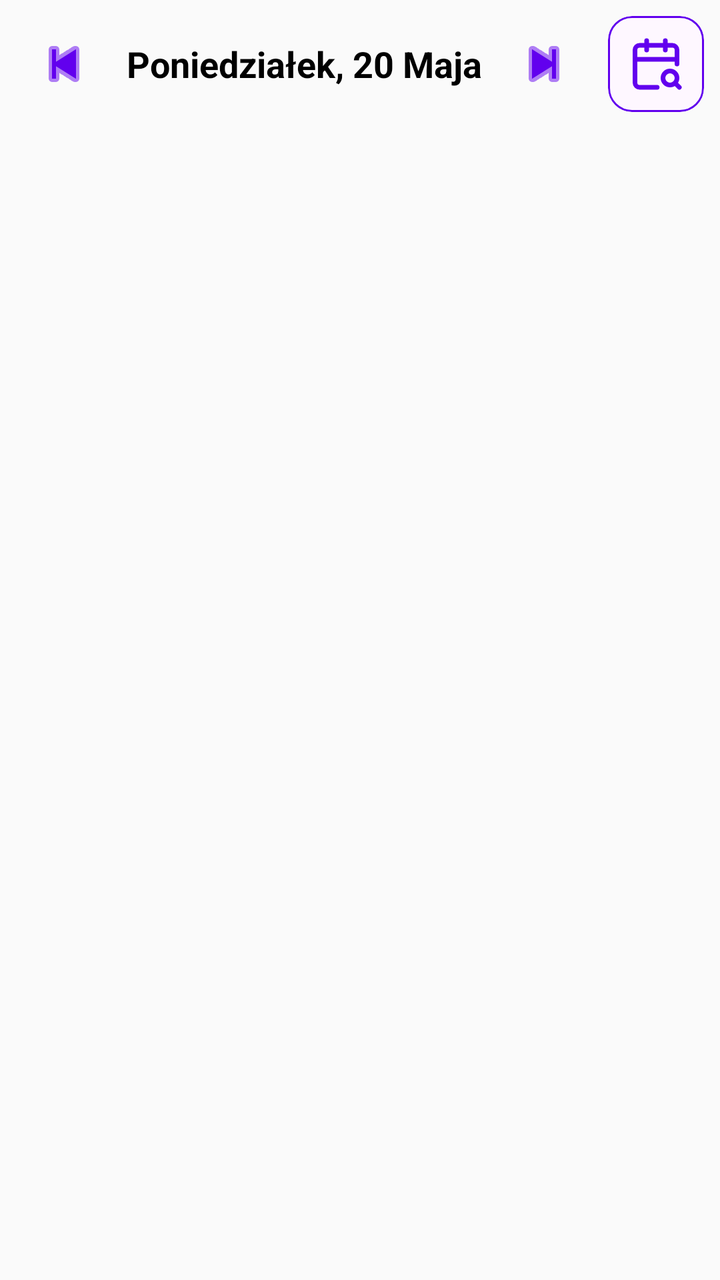
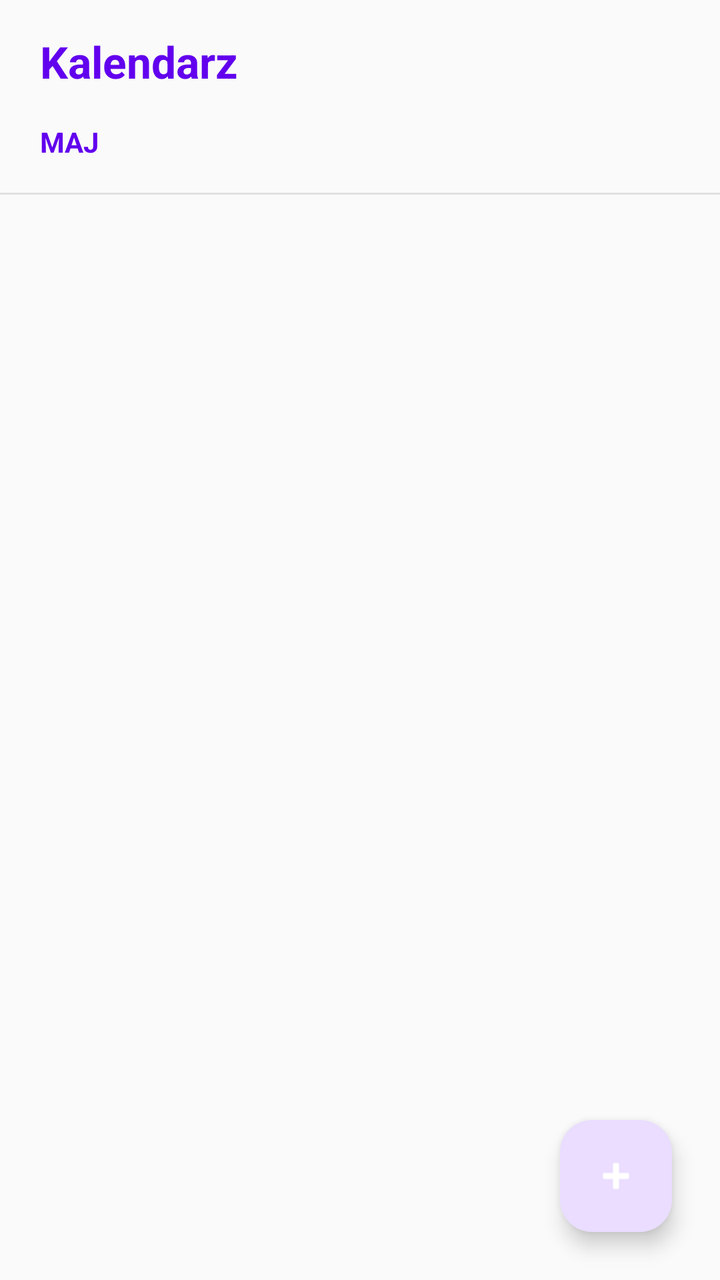

Screens rendered from an Android XML layout before and after an edit, with the pre-edit source and the edit as a unified diff.
<!-- AndroidManifest.xml: application theme Theme.SchoolSpace -->
<!-- res/layout/fragment_schedule.xml -->
<?xml version="1.0" encoding="utf-8"?>
<androidx.constraintlayout.widget.ConstraintLayout xmlns:android="http://schemas.android.com/apk/res/android"
    xmlns:app="http://schemas.android.com/apk/res-auto"
    android:layout_width="match_parent"
    android:layout_height="match_parent"
    android:background="@color/background">

    <LinearLayout
        android:id="@+id/dateNavigation"
        android:layout_width="0dp"
        android:layout_height="wrap_content"
        android:orientation="horizontal"
        android:gravity="center"
        android:padding="8dp"
        app:layout_constraintTop_toTopOf="parent"
        app:layout_constraintStart_toStartOf="parent"
        app:layout_constraintEnd_toStartOf="@id/btnReservations">

        <ImageButton
            android:id="@+id/btnPrevDay"
            android:layout_width="48dp"
            android:layout_height="48dp"
            android:background="?attr/selectableItemBackgroundBorderless"
            android:src="@android:drawable/ic_media_previous"
            app:tint="@color/primary" />

        <TextView
            android:id="@+id/txtDate"
            android:layout_width="0dp"
            android:layout_weight="1"
            android:layout_height="wrap_content"
            android:text="Poniedziałek, 20 Maja"
            android:textSize="18sp"
            android:textStyle="bold"
            android:gravity="center"
            android:textColor="@color/text_primary" />

        <ImageButton
            android:id="@+id/btnNextDay"
            android:layout_width="48dp"
            android:layout_height="48dp"
            android:background="?attr/selectableItemBackgroundBorderless"
            android:src="@android:drawable/ic_media_next"
            app:tint="@color/primary" />
    </LinearLayout>

    <com.google.android.material.card.MaterialCardView
        android:id="@+id/btnReservations"
        android:layout_width="48dp"
        android:layout_height="48dp"
        android:layout_margin="8dp"
        app:cardCornerRadius="12dp"
        app:cardElevation="0dp"
        app:strokeWidth="1dp"
        app:strokeColor="@color/primary"
        app:layout_constraintTop_toTopOf="parent"
        app:layout_constraintEnd_toEndOf="parent">
        <ImageView
            android:layout_width="match_parent"
            android:layout_height="match_parent"
            android:padding="10dp"
            android:src="@drawable/ic_calendar_class_reservation"
            app:tint="@color/primary" />
    </com.google.android.material.card.MaterialCardView>

    <FrameLayout
        android:id="@+id/scheduleContainer"
        android:layout_width="match_parent"
        android:layout_height="0dp"
        app:layout_constraintTop_toBottomOf="@id/dateNavigation"
        app:layout_constraintBottom_toBottomOf="parent">

        <androidx.core.widget.NestedScrollView
            android:id="@+id/scrollSchedule"
            android:layout_width="match_parent"
            android:layout_height="match_parent">

            <LinearLayout
                android:id="@+id/listLessons"
                android:layout_width="match_parent"
                android:layout_height="wrap_content"
                android:orientation="vertical"
                android:padding="16dp">
                
            </LinearLayout>
        </androidx.core.widget.NestedScrollView>

        <TextView
            android:id="@+id/txtEmptySchedule"
            android:layout_width="wrap_content"
            android:layout_height="wrap_content"
            android:layout_gravity="center"
            android:text="Brak planu zajęć"
            android:textSize="18sp"
            android:visibility="gone"
            android:textColor="@android:color/darker_gray" />
    </FrameLayout>
</androidx.constraintlayout.widget.ConstraintLayout>
<!-- resources referenced by this layout -->
<resources>
  <color name="background">#FFFAFAFA</color>
  <color name="primary">#6200EE</color>
  <color name="text_primary">#000000</color>
  <!-- drawable ic_calendar_class_reservation (drawable) -->
  <vector xmlns:android="http://schemas.android.com/apk/res/android"
      android:width="24dp"
      android:height="24dp"
      android:viewportWidth="24"
      android:viewportHeight="24">
    <path
        android:pathData="M21,12V6a2,2 0,0 0,-2 -2H5a2,2 0,0 0,-2 2v14a2,2 0,0 0,2 2h7.5"
        android:strokeLineJoin="round"
        android:strokeWidth="2"
        android:fillColor="#00000000"
        android:strokeColor="#000000"
        android:strokeLineCap="round"/>
    <path
        android:pathData="M16,2v4"
        android:strokeLineJoin="round"
        android:strokeWidth="2"
        android:fillColor="#00000000"
        android:strokeColor="#000000"
        android:strokeLineCap="round"/>
    <path
        android:pathData="M8,2v4"
        android:strokeLineJoin="round"
        android:strokeWidth="2"
        android:fillColor="#00000000"
        android:strokeColor="#000000"
        android:strokeLineCap="round"/>
    <path
        android:pathData="M3,10h18"
        android:strokeLineJoin="round"
        android:strokeWidth="2"
        android:fillColor="#00000000"
        android:strokeColor="#000000"
        android:strokeLineCap="round"/>
    <path
        android:pathData="M15,18a3,3 0,1 0,6 0,3 3,0 1,0 -6,0"
        android:strokeLineJoin="round"
        android:strokeWidth="2"
        android:fillColor="#00000000"
        android:strokeColor="#000000"
        android:strokeLineCap="round"/>
    <path
        android:pathData="m22,22 l-1.5,-1.5"
        android:strokeLineJoin="round"
        android:strokeWidth="2"
        android:fillColor="#00000000"
        android:strokeColor="#000000"
        android:strokeLineCap="round"/>
  </vector>
  <style name="Theme.SchoolSpace" parent="Theme.Material3.DayNight.NoActionBar">
          
          <item name="colorPrimary">@color/primary</item>
          <item name="android:colorBackground">@color/background</item>
          <item name="android:textColor">@color/text_primary</item>
  
          
          <item name="android:statusBarColor">@color/primary</item>
          <item name="android:windowLightStatusBar" tools:targetApi="m">false</item>
  
          
          <item name="android:navigationBarColor">@color/background</item>
          <item name="android:windowLightNavigationBar" tools:targetApi="27">true</item>
      </style>
</resources>

<!-- the commit's change to res/layout/fragment_schedule.xml (unified diff, before → after) -->
@@ -5,94 +5,86 @@
     android:layout_height="match_parent"
     android:background="@color/background">
 
-    <LinearLayout
-        android:id="@+id/dateNavigation"
-        android:layout_width="0dp"
+    <TextView
+        android:id="@+id/txtCalendarTitle"
+        android:layout_width="wrap_content"
         android:layout_height="wrap_content"
+        android:layout_marginStart="20dp"
+        android:layout_marginTop="16dp"
+        android:text="Kalendarz"
+        android:textColor="@color/primary"
+        android:textSize="22sp"
+        android:textStyle="bold"
+        app:layout_constraintStart_toStartOf="parent"
+        app:layout_constraintTop_toTopOf="parent" />
+
+    <TextView
+        android:id="@+id/txtCurrentMonth"
+        android:layout_width="wrap_content"
+        android:layout_height="wrap_content"
+        android:layout_marginStart="20dp"
+        android:layout_marginTop="16dp"
+        android:text="MAJ"
+        android:textColor="@color/primary"
+        android:textSize="14sp"
+        android:textStyle="bold"
+        app:layout_constraintStart_toStartOf="parent"
+        app:layout_constraintTop_toBottomOf="@id/txtCalendarTitle" />
+
+    <androidx.recyclerview.widget.RecyclerView
+        android:id="@+id/rvDatePicker"
+        android:layout_width="match_parent"
+        android:layout_height="wrap_content"
+        android:layout_marginTop="8dp"
+        android:clipToPadding="false"
         android:orientation="horizontal"
-        android:gravity="center"
-        android:padding="8dp"
-        app:layout_constraintTop_toTopOf="parent"
-        app:layout_constraintStart_toStartOf="parent"
-        app:layout_constraintEnd_toStartOf="@id/btnReservations">
+        android:paddingHorizontal="12dp"
+        app:layout_constraintTop_toBottomOf="@id/txtCurrentMonth" />
 
-        <ImageButton
-            android:id="@+id/btnPrevDay"
-            android:layout_width="48dp"
-            android:layout_height="48dp"
-            android:background="?attr/selectableItemBackgroundBorderless"
-            android:src="@android:drawable/ic_media_previous"
-            app:tint="@color/primary" />
+    <View
+        android:id="@+id/dividerTop"
+        android:layout_width="match_parent"
+        android:layout_height="1dp"
+        android:layout_marginTop="8dp"
+        android:background="#1A000000"
+        app:layout_constraintTop_toBottomOf="@id/rvDatePicker" />
 
-        <TextView
-            android:id="@+id/txtDate"
-            android:layout_width="0dp"
-            android:layout_weight="1"
-            android:layout_height="wrap_content"
-            android:text="Poniedziałek, 20 Maja"
-            android:textSize="18sp"
-            android:textStyle="bold"
-            android:gravity="center"
-            android:textColor="@color/text_primary" />
-
-        <ImageButton
-            android:id="@+id/btnNextDay"
-            android:layout_width="48dp"
-            android:layout_height="48dp"
-            android:background="?attr/selectableItemBackgroundBorderless"
-            android:src="@android:drawable/ic_media_next"
-            app:tint="@color/primary" />
-    </LinearLayout>
-
-    <com.google.android.material.card.MaterialCardView
-        android:id="@+id/btnReservations"
-        android:layout_width="48dp"
-        android:layout_height="48dp"
-        android:layout_margin="8dp"
-        app:cardCornerRadius="12dp"
-        app:cardElevation="0dp"
-        app:strokeWidth="1dp"
-        app:strokeColor="@color/primary"
-        app:layout_constraintTop_toTopOf="parent"
-        app:layout_constraintEnd_toEndOf="parent">
-        <ImageView
-            android:layout_width="match_parent"
-            android:layout_height="match_parent"
-            android:padding="10dp"
-            android:src="@drawable/ic_calendar_class_reservation"
-            app:tint="@color/primary" />
-    </com.google.android.material.card.MaterialCardView>
-
-    <FrameLayout
-        android:id="@+id/scheduleContainer"
+    <androidx.core.widget.NestedScrollView
+        android:id="@+id/scrollSchedule"
         android:layout_width="match_parent"
         android:layout_height="0dp"
-        app:layout_constraintTop_toBottomOf="@id/dateNavigation"
-        app:layout_constraintBottom_toBottomOf="parent">
+        app:layout_constraintBottom_toBottomOf="parent"
+        app:layout_constraintTop_toBottomOf="@id/dividerTop">
 
-        <androidx.core.widget.NestedScrollView
-            android:id="@+id/scrollSchedule"
+        <LinearLayout
+            android:id="@+id/listLessons"
             android:layout_width="match_parent"
-            android:layout_height="match_parent">
+            android:layout_height="wrap_content"
+            android:orientation="vertical"
+            android:padding="16dp" />
+    </androidx.core.widget.NestedScrollView>
 
-            <LinearLayout
-                android:id="@+id/listLessons"
-                android:layout_width="match_parent"
-                android:layout_height="wrap_content"
-                android:orientation="vertical"
-                android:padding="16dp">
-                
-            </LinearLayout>
-        </androidx.core.widget.NestedScrollView>
+    <TextView
+        android:id="@+id/txtEmptySchedule"
+        android:layout_width="wrap_content"
+        android:layout_height="wrap_content"
+        android:text="Brak planu zajęć"
+        android:textColor="@android:color/darker_gray"
+        android:textSize="18sp"
+        android:visibility="gone"
+        app:layout_constraintBottom_toBottomOf="parent"
+        app:layout_constraintEnd_toEndOf="parent"
+        app:layout_constraintStart_toStartOf="parent"
+        app:layout_constraintTop_toBottomOf="@id/dividerTop" />
 
-        <TextView
-            android:id="@+id/txtEmptySchedule"
-            android:layout_width="wrap_content"
-            android:layout_height="wrap_content"
-            android:layout_gravity="center"
-            android:text="Brak planu zajęć"
-            android:textSize="18sp"
-            android:visibility="gone"
-            android:textColor="@android:color/darker_gray" />
-    </FrameLayout>
+    <com.google.android.material.floatingactionbutton.FloatingActionButton
+        android:id="@+id/fabAction"
+        android:layout_width="wrap_content"
+        android:layout_height="wrap_content"
+        android:layout_margin="24dp"
+        android:src="@android:drawable/ic_input_add"
+        app:layout_constraintBottom_toBottomOf="parent"
+        app:layout_constraintEnd_toEndOf="parent"
+        app:tint="@android:color/white" />
+
 </androidx.constraintlayout.widget.ConstraintLayout>
<!-- resource entries referenced after the edit -->
@@ -3,55 +3,6 @@
   <color name="background">#FFFAFAFA</color>
   <color name="primary">#6200EE</color>
   <color name="text_primary">#000000</color>
-  <!-- drawable ic_calendar_class_reservation (drawable) -->
-  <vector xmlns:android="http://schemas.android.com/apk/res/android"
-      android:width="24dp"
-      android:height="24dp"
-      android:viewportWidth="24"
-      android:viewportHeight="24">
-    <path
-        android:pathData="M21,12V6a2,2 0,0 0,-2 -2H5a2,2 0,0 0,-2 2v14a2,2 0,0 0,2 2h7.5"
-        android:strokeLineJoin="round"
-        android:strokeWidth="2"
-        android:fillColor="#00000000"
-        android:strokeColor="#000000"
-        android:strokeLineCap="round"/>
-    <path
-        android:pathData="M16,2v4"
-        android:strokeLineJoin="round"
-        android:strokeWidth="2"
-        android:fillColor="#00000000"
-        android:strokeColor="#000000"
-        android:strokeLineCap="round"/>
-    <path
-        android:pathData="M8,2v4"
-        android:strokeLineJoin="round"
-        android:strokeWidth="2"
-        android:fillColor="#00000000"
-        android:strokeColor="#000000"
-        android:strokeLineCap="round"/>
-    <path
-        android:pathData="M3,10h18"
-        android:strokeLineJoin="round"
-        android:strokeWidth="2"
-        android:fillColor="#00000000"
-        android:strokeColor="#000000"
-        android:strokeLineCap="round"/>
-    <path
-        android:pathData="M15,18a3,3 0,1 0,6 0,3 3,0 1,0 -6,0"
-        android:strokeLineJoin="round"
-        android:strokeWidth="2"
-        android:fillColor="#00000000"
-        android:strokeColor="#000000"
-        android:strokeLineCap="round"/>
-    <path
-        android:pathData="m22,22 l-1.5,-1.5"
-        android:strokeLineJoin="round"
-        android:strokeWidth="2"
-        android:fillColor="#00000000"
-        android:strokeColor="#000000"
-        android:strokeLineCap="round"/>
-  </vector>
   <style name="Theme.SchoolSpace" parent="Theme.Material3.DayNight.NoActionBar">
           
           <item name="colorPrimary">@color/primary</item>
